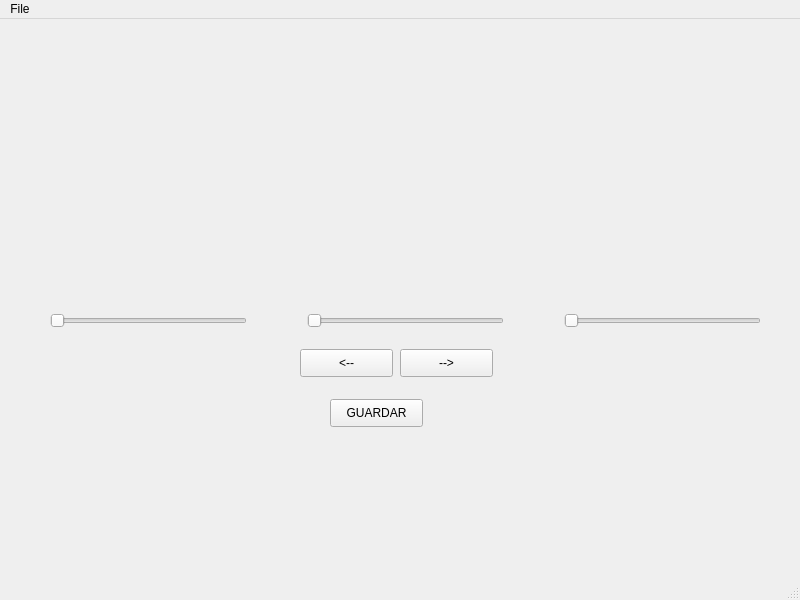
First picture: the form in PROYECTOFINAL/INTERFAZ/PROYECTO_BRAZO.ui, repository GAFong/LAB_MICROS, before the edit.
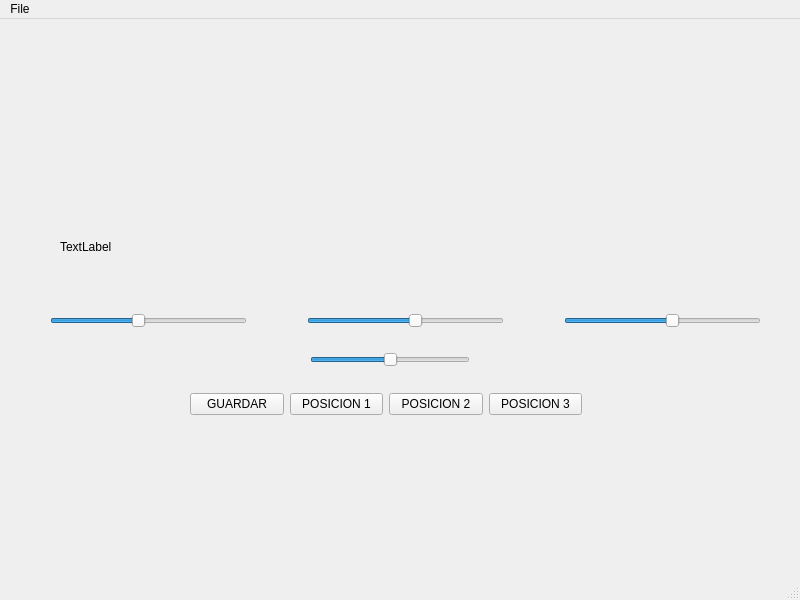
Second picture: the form after the edit.

The edit to the form file:
```diff
--- a/PROYECTOFINAL/INTERFAZ/PROYECTO_BRAZO.ui
+++ b/PROYECTOFINAL/INTERFAZ/PROYECTO_BRAZO.ui
@@ -14,19 +14,6 @@
    <string>MainWindow</string>
   </property>
   <widget class="QWidget" name="centralwidget">
-   <widget class="QPushButton" name="GUARDAR">
-    <property name="geometry">
-     <rect>
-      <x>330</x>
-      <y>380</y>
-      <width>93</width>
-      <height>28</height>
-     </rect>
-    </property>
-    <property name="text">
-     <string>GUARDAR</string>
-    </property>
-   </widget>
    <widget class="QWidget" name="layoutWidget">
     <property name="geometry">
      <rect>
@@ -45,6 +32,9 @@
        <property name="maximum">
         <number>9</number>
        </property>
+       <property name="sliderPosition">
+        <number>4</number>
+       </property>
        <property name="orientation">
         <enum>Qt::Horizontal</enum>
        </property>
@@ -55,6 +45,9 @@
        <property name="maximum">
         <number>9</number>
        </property>
+       <property name="sliderPosition">
+        <number>5</number>
+       </property>
        <property name="orientation">
         <enum>Qt::Horizontal</enum>
        </property>
@@ -65,6 +58,9 @@
        <property name="maximum">
         <number>9</number>
        </property>
+       <property name="sliderPosition">
+        <number>5</number>
+       </property>
        <property name="orientation">
         <enum>Qt::Horizontal</enum>
        </property>
@@ -72,32 +68,81 @@
      </item>
     </layout>
    </widget>
-   <widget class="QPushButton" name="RotD">
+   <widget class="QSlider" name="BASE">
     <property name="geometry">
      <rect>
-      <x>400</x>
+      <x>310</x>
       <y>330</y>
-      <width>93</width>
-      <height>28</height>
+      <width>160</width>
+      <height>22</height>
      </rect>
     </property>
-    <property name="text">
-     <string>--&gt;</string>
+    <property name="maximum">
+     <number>2</number>
     </property>
+    <property name="pageStep">
+     <number>3</number>
+    </property>
+    <property name="sliderPosition">
+     <number>1</number>
+    </property>
+    <property name="orientation">
+     <enum>Qt::Horizontal</enum>
+    </property>
    </widget>
-   <widget class="QPushButton" name="RotI">
+   <widget class="QLabel" name="label">
     <property name="geometry">
      <rect>
-      <x>300</x>
-      <y>330</y>
-      <width>93</width>
-      <height>28</height>
+      <x>60</x>
+      <y>220</y>
+      <width>55</width>
+      <height>16</height>
      </rect>
     </property>
     <property name="text">
-     <string>&lt;--</string>
+     <string>TextLabel</string>
     </property>
    </widget>
+   <widget class="QWidget" name="">
+    <property name="geometry">
+     <rect>
+      <x>190</x>
+      <y>370</y>
+      <width>392</width>
+      <height>30</height>
+     </rect>
+    </property>
+    <layout class="QHBoxLayout" name="horizontalLayout_2">
+     <item>
+      <widget class="QPushButton" name="GUARDAR">
+       <property name="text">
+        <string>GUARDAR</string>
+       </property>
+      </widget>
+     </item>
+     <item>
+      <widget class="QPushButton" name="VALOR1">
+       <property name="text">
+        <string>POSICION 1</string>
+       </property>
+      </widget>
+     </item>
+     <item>
+      <widget class="QPushButton" name="VALOR2">
+       <property name="text">
+        <string>POSICION 2</string>
+       </property>
+      </widget>
+     </item>
+     <item>
+      <widget class="QPushButton" name="VALOR3">
+       <property name="text">
+        <string>POSICION 3</string>
+       </property>
+      </widget>
+     </item>
+    </layout>
+   </widget>
   </widget>
   <widget class="QMenuBar" name="menubar">
    <property name="geometry">
```
